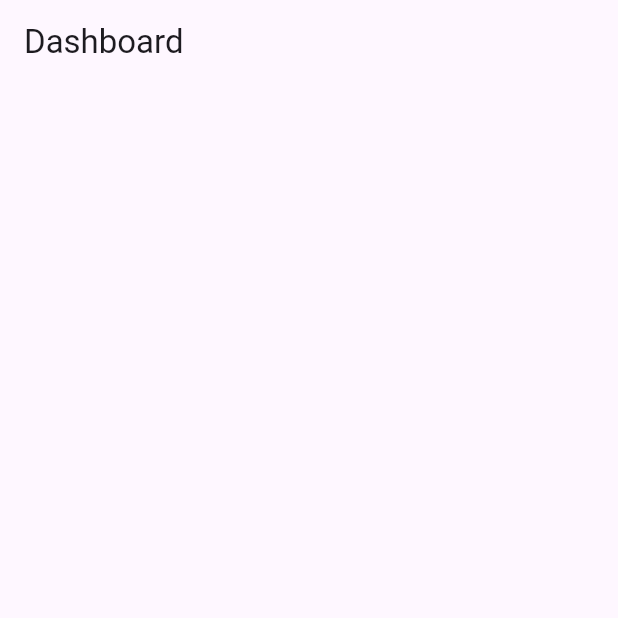
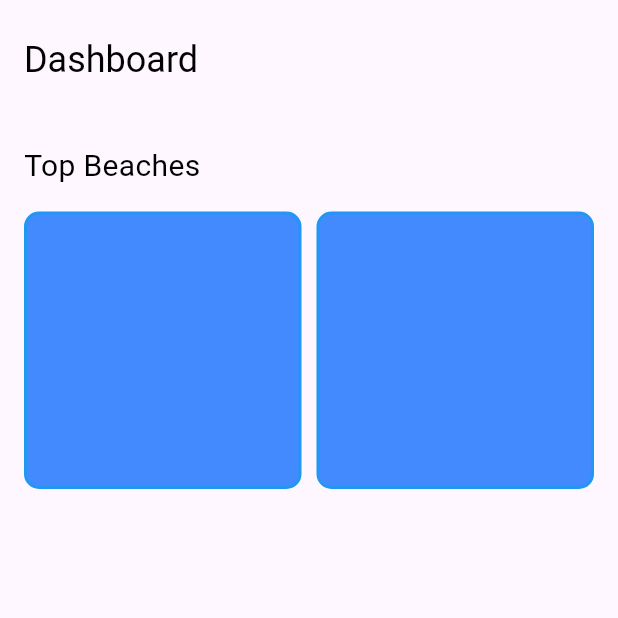
Before and after one commit to saloneesthss/flutter_class, a Flutter app: the DashboardView screen opened directly, on a phone screen of 412 x 824 dp, the top half of it. Run offline on Flutter 3.47's test engine with Material 3 defaults, Android fonts, the phone set to English and light mode, and no system bars; Roboto replaces fonts that are missing (PoppinsMedium, PoppinsSemiBold).

Commit message:
added grid view

```diff
--- a/lib/modules/home/dashboard_view.dart
+++ b/lib/modules/home/dashboard_view.dart
@@ -1,4 +1,5 @@
 import 'package:flutter/material.dart';
+import 'package:pinterest/constants/app_text_styles.dart';
 
 class DashboardView extends StatefulWidget {
   const DashboardView({super.key});
@@ -11,7 +12,48 @@ class _DashboardViewState extends State<DashboardView> {
   @override
   Widget build(BuildContext context) {
     return Scaffold(
-      appBar: AppBar(title: const Text('Dashboard'),),
+      appBar: AppBar(
+        title: Text(
+          'Dashboard',
+          style: AppTextStyle.poppinsSemiBold.copyWith(fontSize: 24),
+        ),
+        toolbarHeight: 80,
+      ),
+      body: Padding(
+        padding: const EdgeInsets.all(16.0),
+        child: SingleChildScrollView(
+          child: Column(
+            crossAxisAlignment: CrossAxisAlignment.start,
+            children: [
+              Text(
+                'Top Beaches',
+                style: AppTextStyle.poppinsMedium.copyWith(fontSize: 20),
+              ),
+              SizedBox(height: 16),
+              GridView.builder(
+                gridDelegate: SliverGridDelegateWithFixedCrossAxisCount(
+                  crossAxisCount: 2,
+                  crossAxisSpacing: 10,
+                  mainAxisSpacing: 10,
+                ),
+                itemBuilder: (context, index) {
+                  return Container(
+                    decoration: BoxDecoration(
+                      color: Colors.blueAccent,
+                      borderRadius: BorderRadius.circular(10),
+                      border: Border.all(color: Colors.blue, width: 2),
+                    ),
+                    padding: EdgeInsets.all(16),
+                  );
+                },
+                itemCount: 2,
+                primary: false,
+                shrinkWrap: true,
+              ),
+            ],
+          ),
+        ),
+      ),
     );
   }
 }
```
